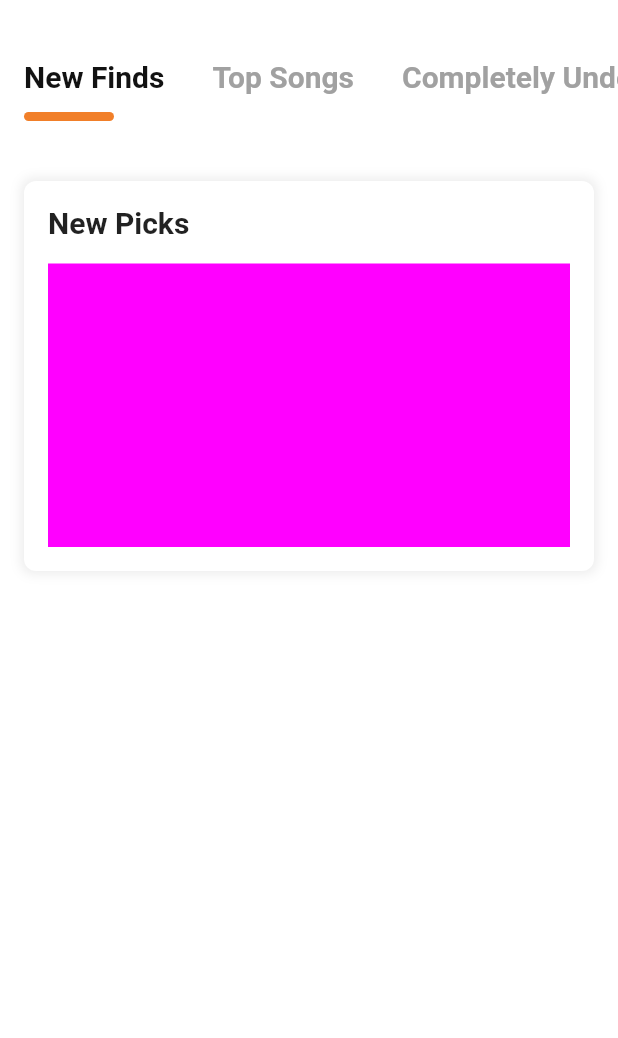
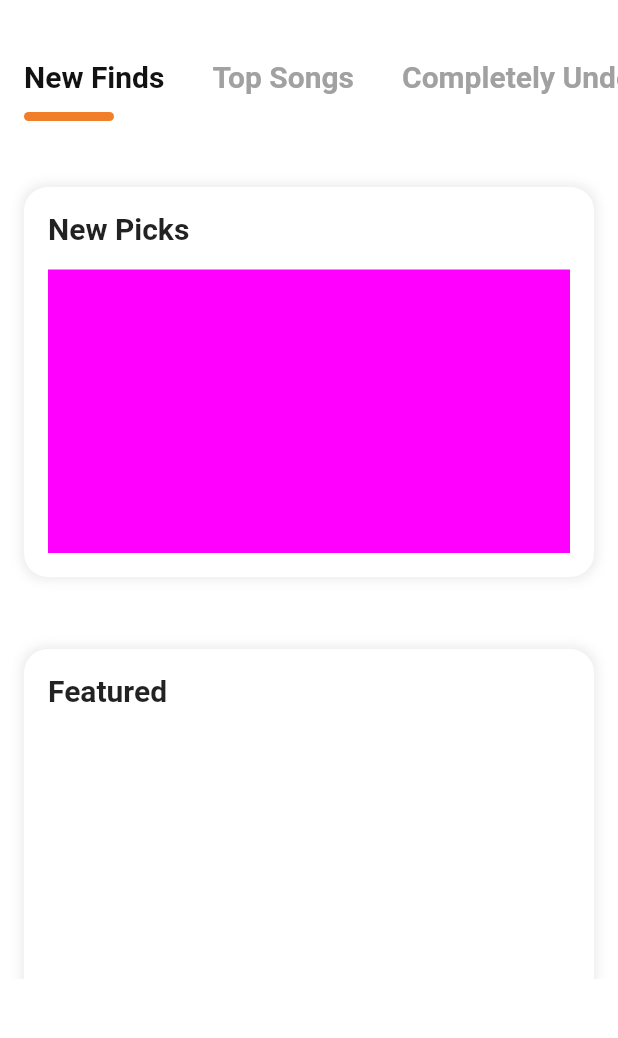
Before and after one commit to jah01/Sound-Selections, a Flutter app: the screen it shows after launch, on a phone screen of 412 x 824 dp, the part 47-1085 px from its top. Run offline on Flutter 3.47's test engine with Material 2 defaults, Android fonts, the phone set to English and light mode, and no system bars; our stand-ins replace carousel_slider.

Commit message:
Update category design.

```diff
--- a/lib/defaults.dart
+++ b/lib/defaults.dart
@@ -15,10 +15,10 @@ const defaultShadow = BoxShadow(
 
 final defaultDecoration = BoxDecoration(
   color: Colors.white,
-  borderRadius: BorderRadius.all(Radius.circular(8.0)),
+  borderRadius: BorderRadius.all(Radius.circular(16.0)),
   boxShadow: [
     BoxShadow(
-      color: Colors.black.withOpacity(0.075),
+      color: Colors.grey.withOpacity(0.2),
       spreadRadius: 2,
       blurRadius: 6,
       offset: Offset(0, 0), // changes position of shadow
--- a/lib/screens/home/components/categories.dart
+++ b/lib/screens/home/components/categories.dart
@@ -26,10 +26,10 @@ class _CategoryList extends State<CategoryList> {
     ScrollController _controller = new ScrollController();
 
     void goToTop() {
-      _controller.jumpTo(0);
-//      _controller.animateTo((0), // 100 is the height of container and index of 6th element is 5
-//          duration: const Duration(milliseconds: 100),
-//          curve: Curves.easeOut);
+//      _controller.jumpTo(0);
+      _controller.animateTo((0),
+          duration: const Duration(milliseconds: 400),
+          curve: Curves.easeOut);
     }
 
     Color c = changeColor(selectedIndex);
@@ -97,15 +97,15 @@ class _CategoryList extends State<CategoryList> {
                 );
               },
             )),
-        Padding(
-          padding: EdgeInsets.only(top: 12.0),
-        ),
+//        Padding(
+//          padding: EdgeInsets.only(top: 12.0),
+//        ),
         Container(
           width: MediaQuery.of(context).size.width,
           height: MediaQuery.of(context).size.width -
               (MediaQuery.of(context).padding.top -
                   MediaQuery.of(context).padding.bottom -
-                  120.0),
+                  132.0),
           child: ListView.builder(
             controller: _controller,
             scrollDirection: Axis.vertical,
@@ -114,9 +114,10 @@ class _CategoryList extends State<CategoryList> {
               List<Music> current = getAtIndex(selectedIndex);
               print("COLOR: " + c.toString());
               return Padding(
-                padding: EdgeInsets.symmetric(horizontal: defaultPadding),
+                padding: EdgeInsets.symmetric(horizontal: defaultPadding, vertical: defaultPadding),
                 child: Column(
                   children: <Widget>[
+                    //New Picks section-----------------------------------------
                     Container(
                       height: 260.0,
                       width: MediaQuery.of(context).size.width,
@@ -147,8 +148,63 @@ class _CategoryList extends State<CategoryList> {
                                 height: double.infinity,
                                 width: MediaQuery.of(context).size.width,
                                 color: c,
+                                //TODO in this container, show the latest 5 songs
                               ),
                             ),
+                          ],
+                        ),
+                      ),
+                    ),
+                    Padding(
+                        padding: EdgeInsets.symmetric(vertical: defaultPadding * 1.5)),
+                    //Featured section------------------------------------------
+                    Container(
+                      height: 520.0,
+                      width: MediaQuery.of(context).size.width,
+                      color: Colors.transparent,
+                      child: Container(
+                        padding: EdgeInsets.all(defaultPadding),
+                        decoration: defaultDecoration,
+                        child: Column(
+                          children: <Widget>[
+                            Align(
+                              alignment: Alignment.topLeft,
+                              child: Text(
+                                "Featured",
+                                style: TextStyle(
+                                  fontWeight: FontWeight.w600,
+                                  fontSize: 20,
+                                ),
+                              ),
+                            ),
+                            //TODO add the featured albums here
+                          ],
+                        ),
+                      ),
+                    ),
+                    Padding(
+                        padding: EdgeInsets.symmetric(vertical: defaultPadding * 1.5)),
+                    //Other section
+                    Container(
+                      height: 1040.0,
+                      width: MediaQuery.of(context).size.width,
+                      color: Colors.transparent,
+                      child: Container(
+                        padding: EdgeInsets.all(defaultPadding),
+                        decoration: defaultDecoration,
+                        child: Column(
+                          children: <Widget>[
+                            Align(
+                              alignment: Alignment.topLeft,
+                              child: Text(
+                                "Other Selections",
+                                style: TextStyle(
+                                  fontWeight: FontWeight.w600,
+                                  fontSize: 20,
+                                ),
+                              ),
+                            ),
+                            //TODO add all other songs here
                           ],
                         ),
                       ),
```
